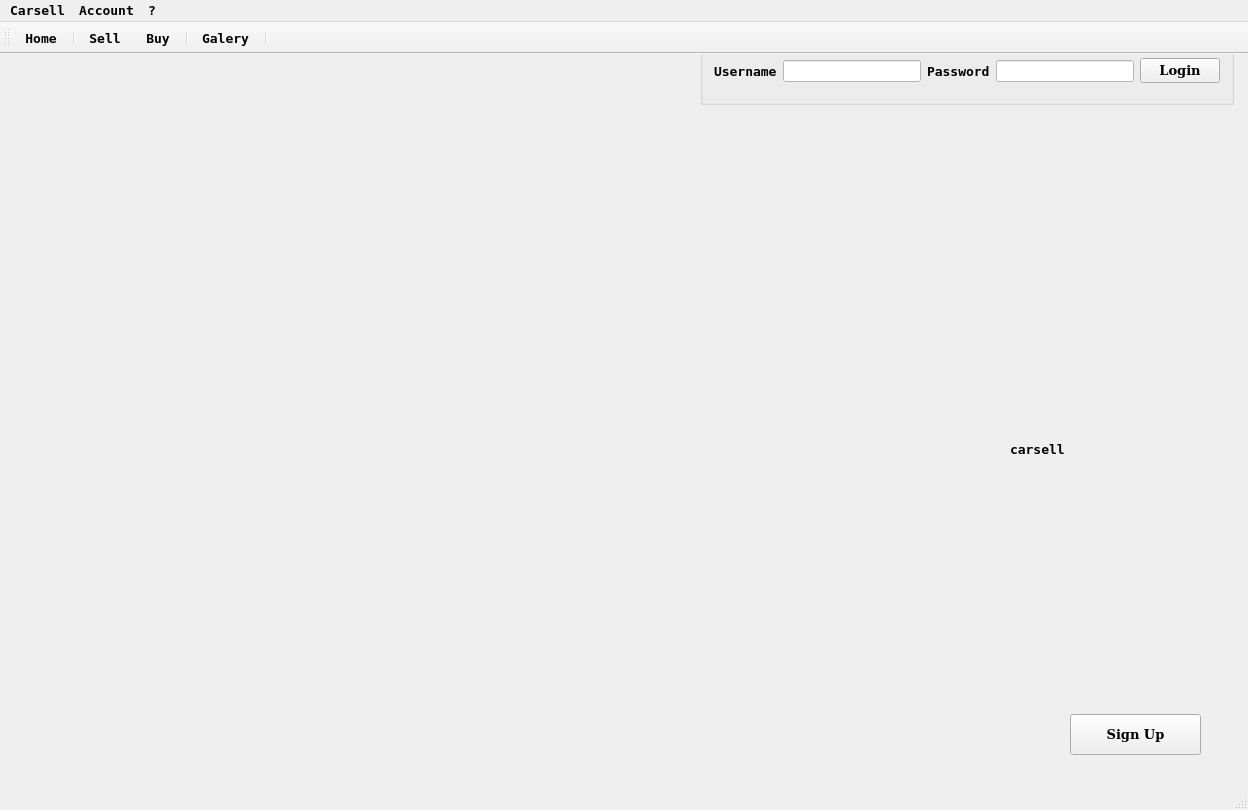
Before: the Qt Designer form carsell.ui in danieldir/carSellGui, drawn with Qt 5.
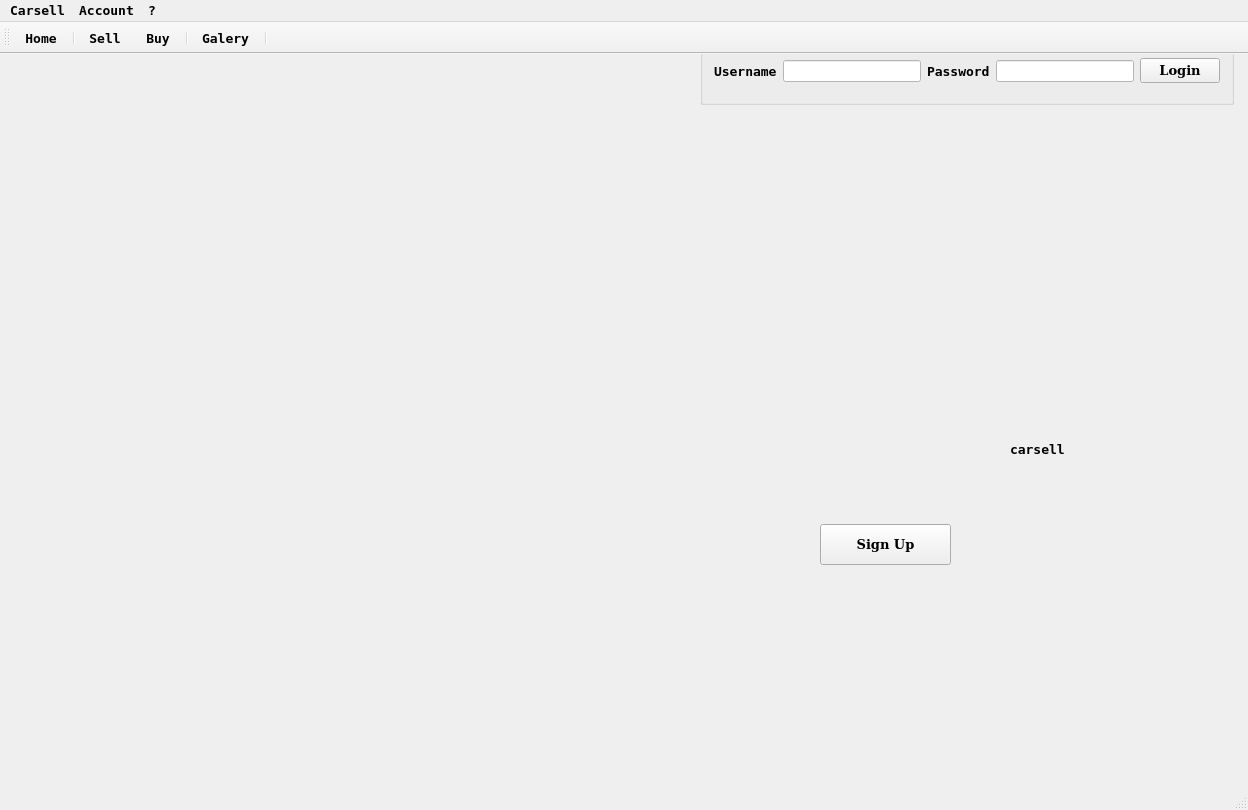
After: the same form once the commit is applied. Icons and pictures are not drawn.

Commit message: * sign up position changed

The edit to the form file:
```diff
--- a/carsell.ui
+++ b/carsell.ui
@@ -83,8 +83,8 @@
      <widget class="QPushButton" name="signUpButton">
       <property name="geometry">
        <rect>
-        <x>1070</x>
-        <y>660</y>
+        <x>820</x>
+        <y>470</y>
         <width>131</width>
         <height>41</height>
        </rect>
```
